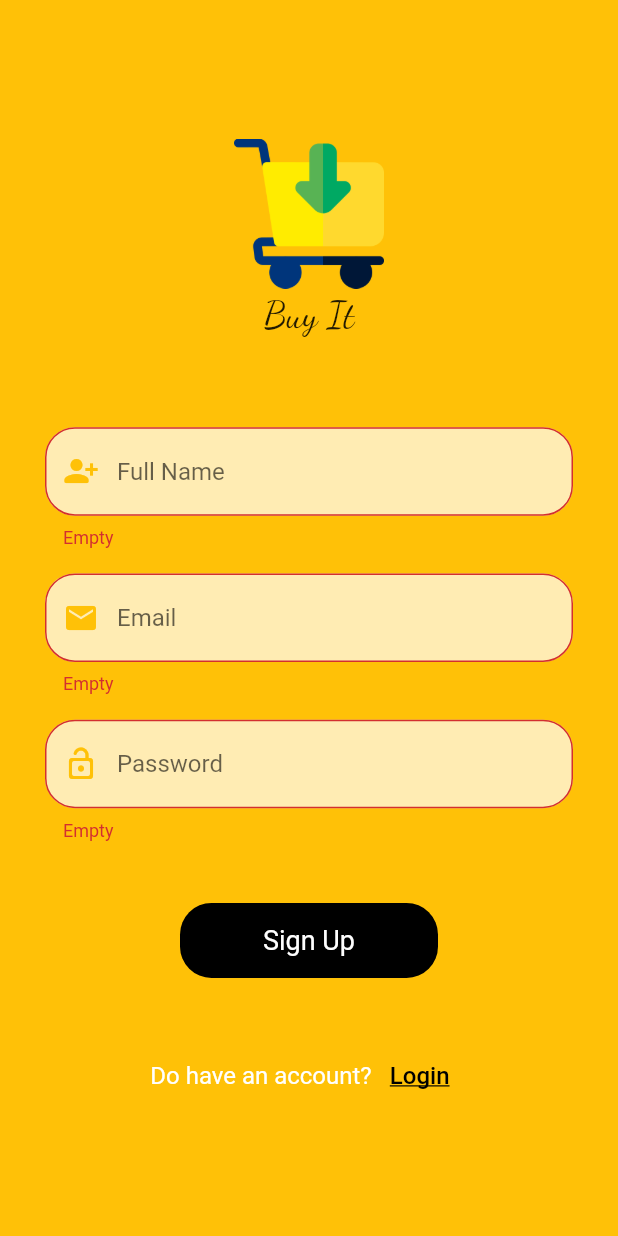
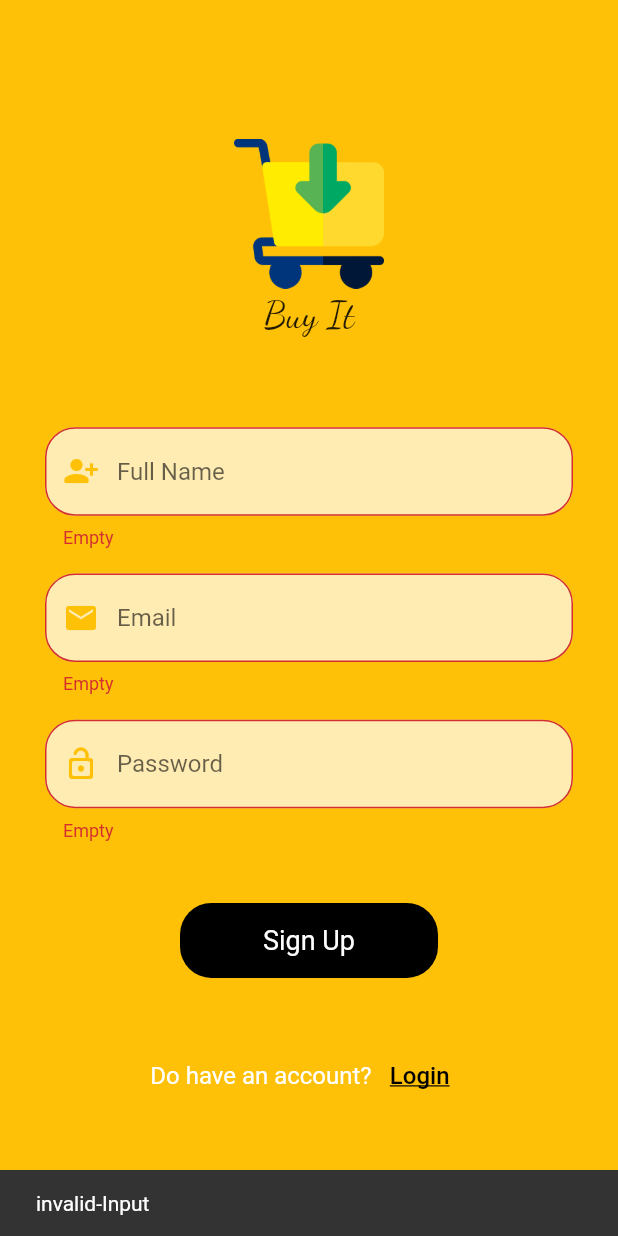
Before and after one commit to RayanIsmael/e-commerce, a Flutter app: the screen it shows after launch, after a tap on "Logn Up", after a tap on "Sign Up", on a phone screen of 412 x 824 dp. Run offline on Flutter 3.47's test engine with Material 2 defaults, Android fonts, the phone set to English and light mode, and no system bars; our stand-ins replace awesome_dialog, firebase_auth, firebase_core; accounts and stored records are empty.

```diff
--- a/lib/main.dart
+++ b/lib/main.dart
@@ -1,7 +1,10 @@
 import 'package:e_commerce/screen/login.dart';
+import 'package:firebase_core/firebase_core.dart';
 import 'package:flutter/material.dart';
 
-void main() {
+void main() async {
+  WidgetsFlutterBinding.ensureInitialized();
+  await Firebase.initializeApp();
   runApp(MyApp());
 }
 
--- a/lib/screen/signup.dart
+++ b/lib/screen/signup.dart
@@ -1,7 +1,11 @@
 import 'dart:ui';
 
+import 'package:awesome_dialog/awesome_dialog.dart';
+import 'package:e_commerce/provider/provider1.dart';
 import 'package:e_commerce/screen/login.dart';
+import 'package:firebase_auth/firebase_auth.dart';
 import 'package:flutter/material.dart';
+import 'package:provider/provider.dart';
 
 class Signup extends StatefulWidget {
   Signup({Key? key}) : super(key: key);
@@ -12,23 +16,102 @@ class Signup extends StatefulWidget {
 
 class _SignupState extends State<Signup> {
   GlobalKey<FormState> formkey = GlobalKey<FormState>();
+  GlobalKey<ScaffoldState> scaffoldkey = GlobalKey<ScaffoldState>();
   @override
   Widget build(BuildContext context) {
+    FirebaseAuth auth = FirebaseAuth.instance;
     var name, email, password;
     double height = MediaQuery.of(context).size.height;
     ////// Validator
-    void signupcheckqq() {
-      var alldata = formkey.currentState;
-      if (alldata!.validate()) {
-        alldata.save();
-        print(name);
-        print(email);
-        print(password);
+    /////////////////////////////////
+    //////////Alert Dialog////
+    showDialog() {
+      AwesomeDialog(
+        context: context,
+        dialogType: DialogType.NO_HEADER, //more
+        animType: AnimType.SCALE, //more
+        body: Container(
+            height: 100,
+            child: Center(
+              child: CircularProgressIndicator(),
+            )),
+        ////more....
+      )..show();
+    }
+
+    ///////////////////
+    ////////////////////////////////
+    logup() async {
+      var formdata = formkey.currentState;
+      if (formdata!.validate()) {
+        formdata.save();
+        /////////////////////////////
+        try {
+          showDialog();
+          // ignore: unused_local_variable
+          UserCredential userCredential = await auth
+              .createUserWithEmailAndPassword(email: email, password: password);
+          ////////// Save name and email in firestore
+          // await FirebaseFirestore.instance
+          //     .collection('users')
+          //     .add({"username": name, "email": email});
+          //////////////////////////////
+          //Navigator.of(context).pushReplacementNamed("HomePage");
+        } on FirebaseAuthException catch (e) {
+          if (e.code == 'weak-password') {
+            Navigator.of(context).pop(); //to close AlertDialog
+            ////////////////////////////
+            var snackbar = SnackBar(
+              content: Text("The password provided is too weak."),
+              duration: Duration(seconds: 1),
+            );
+            // ignore: deprecated_member_use
+            scaffoldkey.currentState!.showSnackBar(snackbar);
+            ///////////////////////////
+          } else if (e.code == 'email-already-in-use') {
+            Navigator.of(context).pop(); //to close AlertDialog
+            ////////////////////////////
+            var snackbar = SnackBar(
+              content: Text("The account already exists for that email."),
+              duration: Duration(seconds: 1),
+            );
+            // ignore: deprecated_member_use
+            scaffoldkey.currentState!.showSnackBar(snackbar);
+            ///////////////////////////
+          } else if (e.code == 'invalid-email') {
+            Navigator.of(context).pop(); //to close AlertDialog
+            ////////////////////////////
+            var snackbar = SnackBar(
+              content: Text("invalid-email."),
+              duration: Duration(seconds: 1),
+            );
+            // ignore: deprecated_member_use
+            scaffoldkey.currentState!.showSnackBar(snackbar);
+            ///////////////////////////
+          }
+        } catch (e) {
+          Navigator.of(context).pop(); //to close AlertDialog
+          print(e);
+        }
+        ////////////////////////////
+      } else {
+        ////////////////////////////
+        var snackbar = SnackBar(
+          content: Text("invalid-Input"),
+          duration: Duration(seconds: 1),
+        );
+        // ignore: deprecated_member_use
+        scaffoldkey.currentState!.showSnackBar(snackbar);
+        ///////////////////////////
       }
     }
 
-    ////////
+    /////////////////////////////
+    //////////////////////////////
+
+    ////////////////////////////
     return Scaffold(
+        key: scaffoldkey,
         backgroundColor: Colors.amber,
         body: ListView(
           children: [
@@ -82,8 +165,7 @@ class _SignupState extends State<Signup> {
                           return null;
                         },
                         /////////////
-                        autovalidateMode:
-                                AutovalidateMode.onUserInteraction,
+                        autovalidateMode: AutovalidateMode.onUserInteraction,
                         cursorColor: Colors.amber,
                         decoration: InputDecoration(
                             filled: true,
@@ -125,8 +207,7 @@ class _SignupState extends State<Signup> {
                           return null;
                         },
                         /////////////
-                        autovalidateMode:
-                                AutovalidateMode.onUserInteraction,
+                        autovalidateMode: AutovalidateMode.onUserInteraction,
                         cursorColor: Colors.amber,
                         decoration: InputDecoration(
                           filled: true,
@@ -170,8 +251,7 @@ class _SignupState extends State<Signup> {
                           return null;
                         },
                         /////////////
-                        autovalidateMode:
-                                AutovalidateMode.onUserInteraction,
+                        autovalidateMode: AutovalidateMode.onUserInteraction,
                         cursorColor: Colors.amber,
                         decoration: InputDecoration(
                             filled: true,
@@ -206,7 +286,7 @@ class _SignupState extends State<Signup> {
               padding: const EdgeInsets.symmetric(horizontal: 120),
               child: InkWell(
                   onTap: () {
-                    signupcheckqq();
+                    logup();
                   },
                   child: Container(
                     alignment: Alignment.center,
--- a/pubspec.yaml
+++ b/pubspec.yaml
@@ -31,6 +31,7 @@ dependencies:
   firebase_auth: ^1.4.1
   firebase_core: ^1.3.0
   provider: ^5.0.0
+  awesome_dialog: ^2.1.0
 
 dev_dependencies:
   flutter_test:
```
Also changed, not shown: lib/provider/provider1.dart (added, +19 -0 lines), pubspec.lock.
